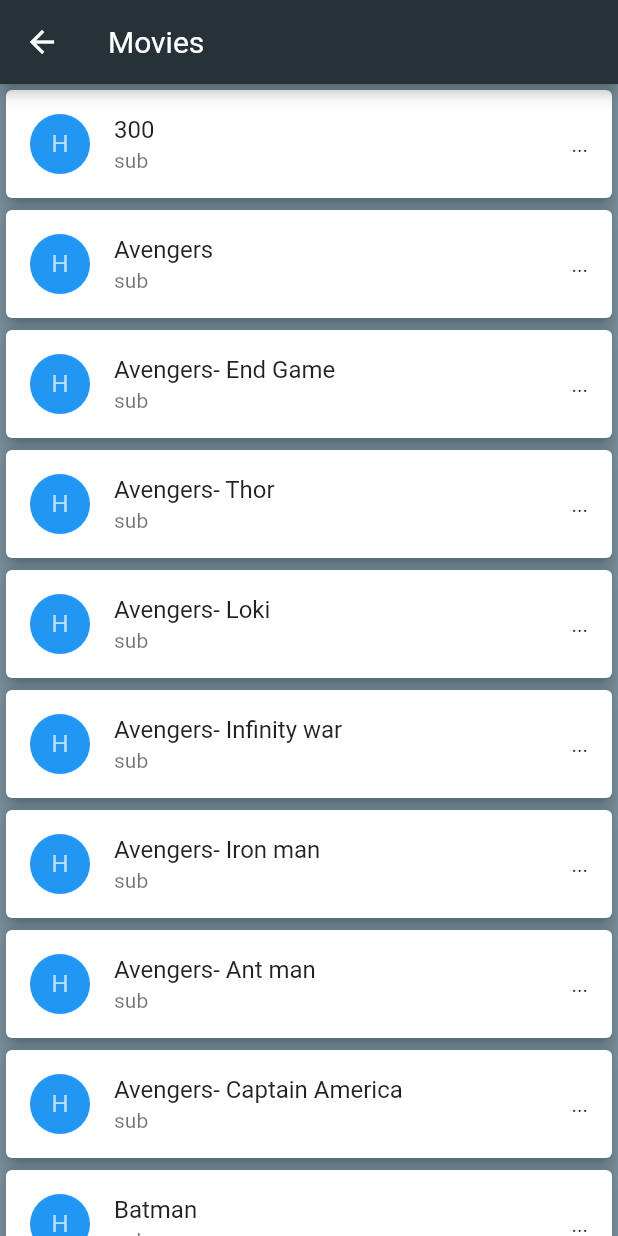
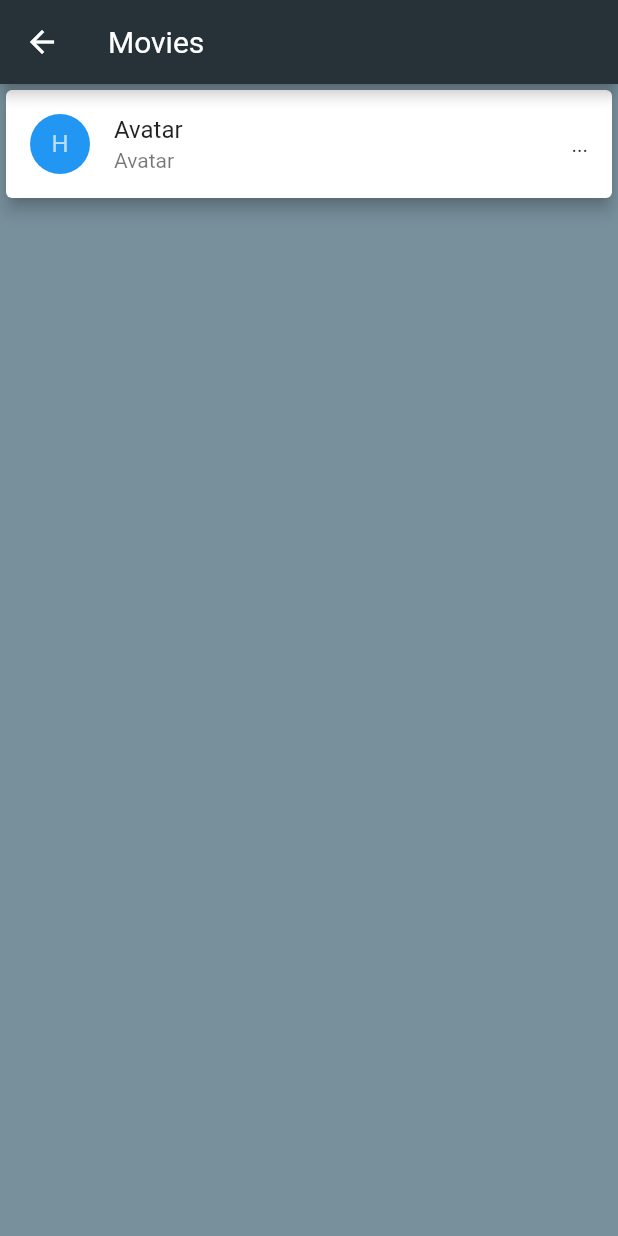
Before and after one commit to ABKZR/flutter_projects, a Flutter app: the MovieListView screen opened directly, on a phone screen of 412 x 824 dp. Run offline on Flutter 3.47's test engine with Material 2 defaults, Android fonts, the phone set to English and light mode, and no system bars.

Commit message:
movielist

```diff
--- a/lib/Movie/models/movie.dart
+++ b/lib/Movie/models/movie.dart
@@ -0,0 +1,36 @@
+class Movie{
+
+  static List<Movie> getMovie()=>[
+    Movie("Avatar", "2009", "PG-13", "18 Dec 2009", "162 min", "Action, Adventure, Fantasy", "James Cameron", "James Cameron", "Sam Worthington, Zoe Saldana, Sigourney Weaver, Stephen Lang", "A paraplegic marine dispatched to the moon Pandora on a unique mission becomes torn between following his orders and protecting the world he feels is his home.", "English, Spanish", "USA, UK", "Won 3 Oscars. Another 80 wins & 121 nominations.", "http://ia.media-imdb.com/images/M/MV5BMTYwOTEwNjAzMl5BMl5BanBnXkFtZTcwODc5MTUwMw@@._V1_SX300.jpg","83", "7.9", "890,617", "tt0499549", "movie", "True", [
+      "https://images-na.ssl-images-amazon.com/images/M/MV5BMjEyOTYyMzUxNl5BMl5BanBnXkFtZTcwNTg0MTUzNA@@._V1_SX1500_CR0,0,1500,999_AL_.jpg",
+      "https://images-na.ssl-images-amazon.com/images/M/MV5BNzM2MDk3MTcyMV5BMl5BanBnXkFtZTcwNjg0MTUzNA@@._V1_SX1777_CR0,0,1777,999_AL_.jpg",
+      "https://images-na.ssl-images-amazon.com/images/M/MV5BMTY2ODQ3NjMyMl5BMl5BanBnXkFtZTcwODg0MTUzNA@@._V1_SX1777_CR0,0,1777,999_AL_.jpg",
+      "https://images-na.ssl-images-amazon.com/images/M/MV5BMTMxOTEwNDcxN15BMl5BanBnXkFtZTcwOTg0MTUzNA@@._V1_SX1777_CR0,0,1777,999_AL_.jpg",
+      "https://images-na.ssl-images-amazon.com/images/M/MV5BMTYxMDg1Nzk1MV5BMl5BanBnXkFtZTcwMDk0MTUzNA@@._V1_SX1500_CR0,0,1500,999_AL_.jpg"
+    ])
+  ];
+
+  String title;
+  String year;
+  String rated;
+  String released;
+  String runtime;
+  String genre;
+  String director;
+  String writer;
+  String actors;
+  String plot;
+  String language;
+  String country;
+  String awards;
+  String poster;
+  String metascore;
+  String imdbRating;
+  String imdbVotes;
+  String imdbID;
+  String type;
+  String response;
+  List<String> images;
+  Movie(
+      this.title, this.year, this.rated, this.released, this.runtime, this.genre, this.director, this.writer, this.actors, this.plot, this.language, this.country, this.awards,this.poster, this.metascore, this.imdbRating, this.imdbVotes, this.imdbID, this.type, this.response, this.images);
+}
--- a/lib/Movie/movie_list.dart
+++ b/lib/Movie/movie_list.dart
@@ -1,8 +1,10 @@
 import 'package:flutter/cupertino.dart';
 import 'package:flutter/material.dart';
+import 'package:flutter_project/Movie/models/movie.dart';
 // ignore: must_be_immutable
 class MovieListView extends StatelessWidget {
   MovieListView({Key? key}) : super(key: key);
+  final List<Movie> movieList= Movie.getMovie();
 List movies=[
   "300",
   "Avengers",
@@ -27,14 +29,14 @@ List movies=[
       ),
       backgroundColor: Colors.blueGrey.shade400,
       body: ListView.builder(
-        itemCount: movies.length,
+        itemCount: movieList.length,
         itemBuilder: (BuildContext context, int index){
         return Card(
           elevation: 4.5,
           color: Colors.white,
           child: ListTile(
-            title: Text(movies[index]),
-            subtitle: Text("sub"),
+            title: Text(movieList[index].title),
+            subtitle: Text("${movieList[0].title}"),
             leading: CircleAvatar(
               backgroundColor: Colors.blue,
               child: Container(
@@ -46,7 +48,7 @@ List movies=[
             ),
             trailing: Text("..."),
             onTap: () {
-             Navigator.push(context, MaterialPageRoute(builder: (context) => MovieListViewDetails(movieName: movies.elementAt(index),)));
+             Navigator.push(context, MaterialPageRoute(builder: (context) => MovieListViewDetails(movieName: movieList.elementAt(index).title,)));
             },
           ),
         );
```
